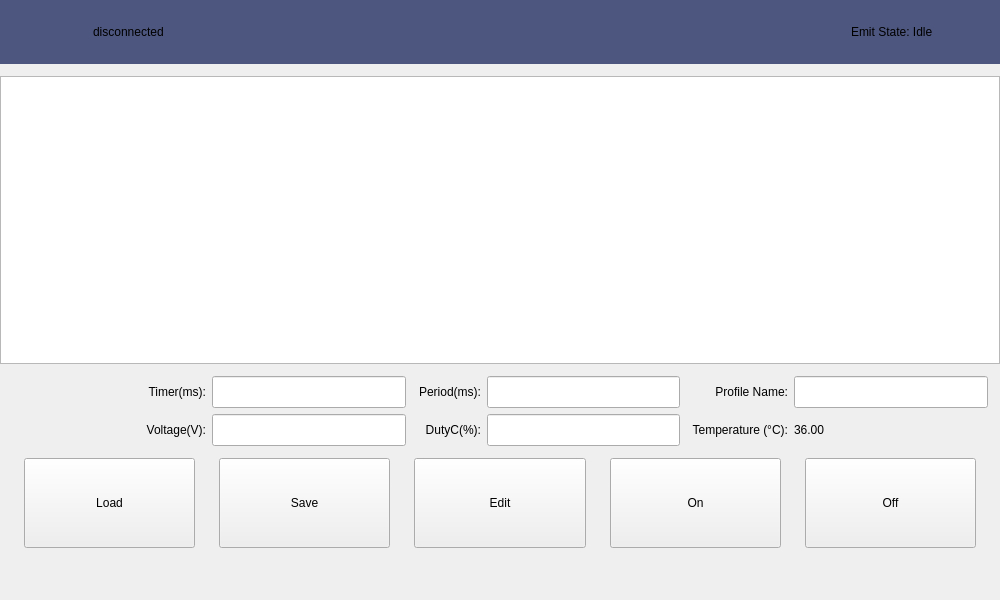
This is mainwindowlifu.ui in wangmeng08/BCI as Qt 5 draws it before an edit. The edited form follows.
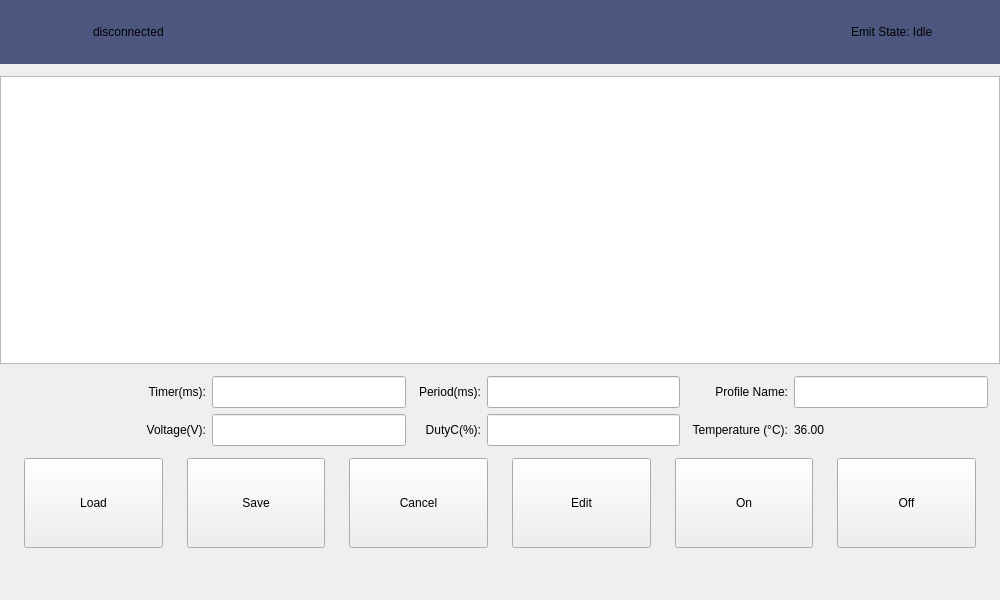
This is the edited form.

Commit message: 添加取消按钮

The edit to the form file:
```diff
--- a/mainwindowlifu.ui
+++ b/mainwindowlifu.ui
@@ -447,6 +447,25 @@
            </property>
           </widget>
          </item>
+         <item>
+          <widget class="QPushButton" name="btnCancel">
+           <property name="sizePolicy">
+            <sizepolicy hsizetype="Minimum" vsizetype="Preferred">
+             <horstretch>0</horstretch>
+             <verstretch>0</verstretch>
+            </sizepolicy>
+           </property>
+           <property name="maximumSize">
+            <size>
+             <width>180</width>
+             <height>90</height>
+            </size>
+           </property>
+           <property name="text">
+            <string>Cancel</string>
+           </property>
+          </widget>
+         </item>
          <item>
           <widget class="QPushButton" name="btnEdit">
            <property name="sizePolicy">
```
The commit also changes 4 other files.
